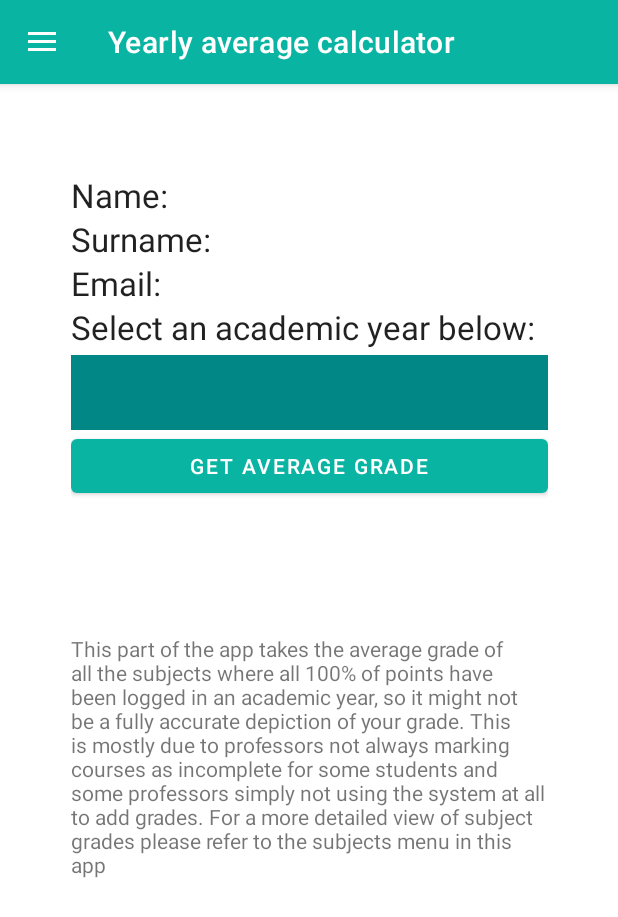
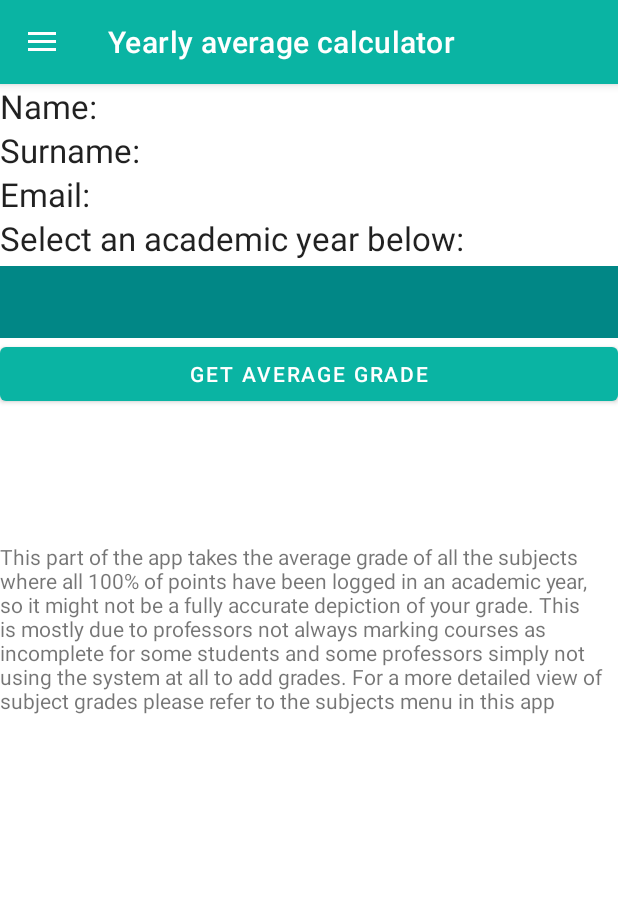
Before and after one commit to edisnord/CIT_UMS_Mobile, an Android app: the DrawerMenu screen opened directly, with no data from a screen before it, in the side drawer, after a tap on "Yearly average calculator", on a phone screen of 412 x 824 dp. Shown: the top 917 px of the screen. Run offline under Robolectric (Android 15) with nearby library versions, the phone set to English and light mode, and no system bars; our stand-ins replace navigation-ui; network calls fail; 1 statement that could not run was skipped.

```diff
--- a/app/src/main/java/Scraper/GradeRow.java
+++ b/app/src/main/java/Scraper/GradeRow.java
@@ -5,6 +5,7 @@ import android.os.Build;
 import androidx.annotation.NonNull;
 import androidx.annotation.RequiresApi;
 
+import java.text.SimpleDateFormat;
 import java.util.Date;
 import java.util.Optional;
 
@@ -35,8 +36,7 @@ public class GradeRow{
     @RequiresApi(api = Build.VERSION_CODES.N)
     public String getDateTaken() {
         String defaultRet = "NO DATA";
-        return dateTaken.map(Date::toString)
-                .map(x->x.substring(0, 10) + " " + x.substring(x.length() - 5))
+        return dateTaken.map(x -> new SimpleDateFormat("dd-MM-yy").format(x))
                 .orElse(defaultRet);
     }
 
--- a/app/src/main/java/com/example/ums_fix_java/GradesFragment.java
+++ b/app/src/main/java/com/example/ums_fix_java/GradesFragment.java
@@ -11,6 +11,7 @@ import android.view.View;
 import android.view.ViewGroup;
 import android.widget.ArrayAdapter;
 import android.widget.Button;
+import android.widget.LinearLayout;
 import android.widget.Spinner;
 import android.widget.TableLayout;
 import android.widget.TableRow;
@@ -50,6 +51,9 @@ public class GradesFragment extends Fragment {
         totalAchieved = 0;
         undefinedPercentage = 0;
 
+        LinearLayout averages = view.findViewById(R.id.linearLayout);
+        averages.setVisibility(View.INVISIBLE);
+
         Spinner spinner = view.findViewById(R.id.spinner);
         List<String> subjectNames = ScrapeWebsite.subjectRows.stream().map(SubjectRow::toString)
                 .distinct().collect(Collectors.toList());
@@ -63,6 +67,7 @@ public class GradesFragment extends Fragment {
         Button fetch = view.findViewById(R.id.fetch);
         fetch.setOnClickListener(viewL -> {
                     try {
+                        averages.setVisibility(View.VISIBLE);
                         tableRows = ScrapeWebsite.getScraper().getSubjectGrades(spinner.getSelectedItem().toString());
                         totalGrade = tableRows.stream().mapToDouble(GradeRow::getGradeWeight).reduce(0, Double::sum);
                         totalAchieved = tableRows.stream().mapToDouble(GradeRow::getGrade).reduce(0, Double::sum);
--- a/app/src/main/res/layout/fragment_profile.xml
+++ b/app/src/main/res/layout/fragment_profile.xml
@@ -7,8 +7,8 @@
     tools:context=".ProfileFragment">
 
     <LinearLayout
-        android:layout_width="318dp"
-        android:layout_height="649dp"
+        android:layout_width="0dp"
+        android:layout_height="0dp"
         android:orientation="vertical"
         app:layout_constraintBottom_toBottomOf="parent"
         app:layout_constraintEnd_toEndOf="parent"
@@ -20,33 +20,45 @@
             android:layout_width="match_parent"
             android:layout_height="wrap_content"
             android:text="Name:"
-            android:textAppearance="@style/TextAppearance.AppCompat.Large" />
+            android:textAppearance="@style/TextAppearance.AppCompat.Large"
+            app:autoSizeMaxTextSize="22sp"
+            app:autoSizeMinTextSize="16sp"
+            app:autoSizeTextType="uniform" />
 
         <TextView
             android:id="@+id/Surnameprf"
             android:layout_width="match_parent"
             android:layout_height="wrap_content"
             android:text="Surname:"
-            android:textAppearance="@style/TextAppearance.AppCompat.Large" />
+            android:textAppearance="@style/TextAppearance.AppCompat.Large"
+            app:autoSizeMaxTextSize="22sp"
+            app:autoSizeMinTextSize="16sp"
+            app:autoSizeTextType="uniform" />
 
         <TextView
             android:id="@+id/email"
             android:layout_width="match_parent"
             android:layout_height="wrap_content"
             android:text="Email:"
-            android:textAppearance="@style/TextAppearance.AppCompat.Large" />
+            android:textAppearance="@style/TextAppearance.AppCompat.Large"
+            app:autoSizeMaxTextSize="22sp"
+            app:autoSizeMinTextSize="16sp"
+            app:autoSizeTextType="uniform" />
 
         <TextView
             android:id="@+id/textView10"
             android:layout_width="match_parent"
             android:layout_height="wrap_content"
             android:text="Select an academic year below:"
-            android:textAppearance="@style/TextAppearance.AppCompat.Large" />
+            android:textAppearance="@style/TextAppearance.AppCompat.Large"
+            app:autoSizeMaxTextSize="22sp"
+            app:autoSizeMinTextSize="16sp"
+            app:autoSizeTextType="uniform" />
 
         <Spinner
             android:id="@+id/spinnerprf"
             android:layout_width="match_parent"
-            android:layout_height="50dp"
+            android:layout_height="wrap_content"
             android:layout_marginTop="4dp"
             android:background="@color/teal_700"
             android:dropDownSelector="@color/teal_700"
@@ -69,7 +81,10 @@
             android:layout_height="wrap_content"
             android:text="GPA:"
             android:textAppearance="@style/TextAppearance.AppCompat.Large"
-            android:visibility="invisible" />
+            android:visibility="invisible"
+            app:autoSizeMaxTextSize="22sp"
+            app:autoSizeMinTextSize="16sp"
+            app:autoSizeTextType="uniform" />
 
         <TextView
             android:id="@+id/Percentageprf"
@@ -77,7 +92,10 @@
             android:layout_height="wrap_content"
             android:text="Percentage:"
             android:textAppearance="@style/TextAppearance.AppCompat.Large"
-            android:visibility="invisible" />
+            android:visibility="invisible"
+            app:autoSizeMaxTextSize="22sp"
+            app:autoSizeMinTextSize="16sp"
+            app:autoSizeTextType="uniform" />
 
         <TextView
             android:id="@+id/Gradeprf"
@@ -85,25 +103,37 @@
             android:layout_height="wrap_content"
             android:text="Grade:"
             android:textAppearance="@style/TextAppearance.AppCompat.Large"
-            android:visibility="invisible" />
+            android:visibility="invisible"
+            app:autoSizeMaxTextSize="22sp"
+            app:autoSizeMinTextSize="16sp"
+            app:autoSizeTextType="uniform" />
 
         <TextView
             android:id="@+id/textView4"
             android:layout_width="match_parent"
-            android:layout_height="168dp"
-            android:text="This part of the app takes the average grade of all the subjects where all 100% of points have been logged in an academic year, so it might not be a fully accurate depiction of your grade. This is mostly due to professors not always marking courses as incomplete for some students and some professors simply not using the system at all to add grades. For a more detailed view of subject grades please refer to the subjects menu in this app" />
+            android:layout_height="wrap_content"
+            android:text="This part of the app takes the average grade of all the subjects where all 100% of points have been logged in an academic year, so it might not be a fully accurate depiction of your grade. This is mostly due to professors not always marking courses as incomplete for some students and some professors simply not using the system at all to add grades. For a more detailed view of subject grades please refer to the subjects menu in this app"
+            app:autoSizeMaxTextSize="14sp"
+            app:autoSizeMinTextSize="10sp"
+            app:autoSizeTextType="uniform" />
 
         <TextView
             android:id="@+id/ctext"
             android:layout_width="match_parent"
             android:layout_height="wrap_content"
             android:text="Courses not included in calculation: "
-            android:visibility="invisible" />
+            android:visibility="invisible"
+            app:autoSizeMaxTextSize="14sp"
+            app:autoSizeMinTextSize="10sp"
+            app:autoSizeTextType="uniform" />
 
         <TextView
             android:id="@+id/nonSubs"
             android:layout_width="match_parent"
-            android:layout_height="150dp" />
+            android:layout_height="wrap_content"
+            app:autoSizeMaxTextSize="14sp"
+            app:autoSizeMinTextSize="10sp"
+            app:autoSizeTextType="uniform" />
 
     </LinearLayout>
 
```
Also changed, not shown: app/src/main/java/com/example/ums_fix_java/MainActivity.java (+8 -0 lines), app/src/main/res/layout/fragment_grades.xml (+30 -10 lines), 3 other files.
